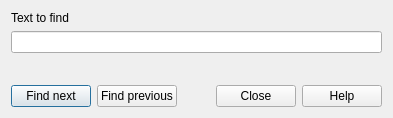
Old version of the form cogstat/ui/find_text.ui in the repository cogstat/cogstat.
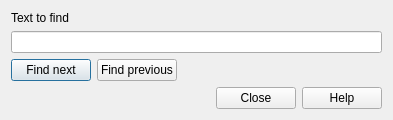
New version of the form.

What changed in the file:
```diff
--- a/cogstat/ui/find_text.ui
+++ b/cogstat/ui/find_text.ui
@@ -73,10 +73,12 @@
        </property>
       </spacer>
      </item>
-     <item>
+    </layout>
+   </item>
+   <item row="2" column="0">
       <widget class="QDialogButtonBox" name="buttonBox">
        <property name="sizePolicy">
-        <sizepolicy hsizetype="Fixed" vsizetype="Fixed">
+      <sizepolicy hsizetype="Expanding" vsizetype="Fixed">
          <horstretch>0</horstretch>
          <verstretch>0</verstretch>
         </sizepolicy>
@@ -91,8 +93,6 @@
         <bool>false</bool>
        </property>
       </widget>
-     </item>
-    </layout>
    </item>
   </layout>
  </widget>
```
Lines whose indentation alone changed are shown as unchanged.
